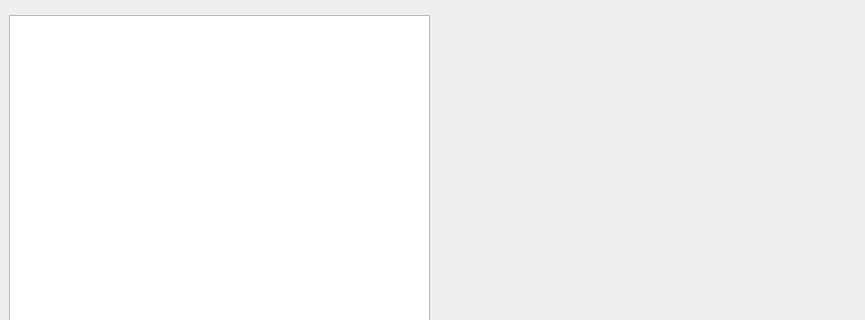
The window that epyq/main.ui (epcpower/st) describes before a commit, drawn with Qt 5; both pictures show x 0 to 865 and y 0 to 320 of the 865 by 792 pixel window.
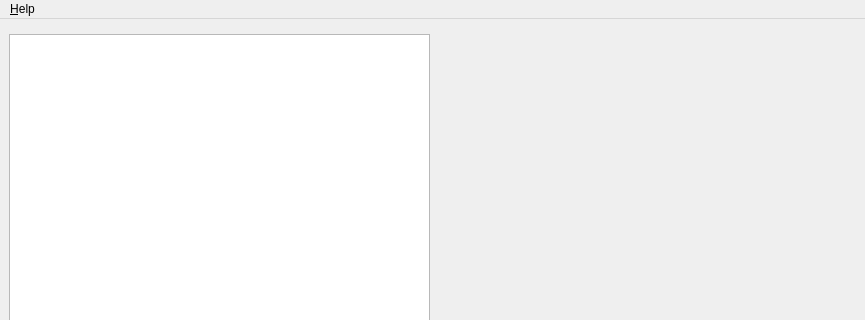
The same window after the commit. Custom widgets are drawn as their Qt base class.

Commit message:
Add super basic About... dialog
Ref T195

```diff
--- a/epyq/main.ui
+++ b/epyq/main.ui
@@ -46,6 +46,13 @@
      <height>39</height>
     </rect>
    </property>
+   <widget class="QMenu" name="menuAbout">
+    <property name="title">
+     <string>&amp;Help</string>
+    </property>
+    <addaction name="action_About"/>
+   </widget>
+   <addaction name="menuAbout"/>
   </widget>
   <action name="bus__select">
    <property name="text">
```
Left out of the diff: 5 changed lines with no effect on the pictures. The commit also changes 1 other file.
